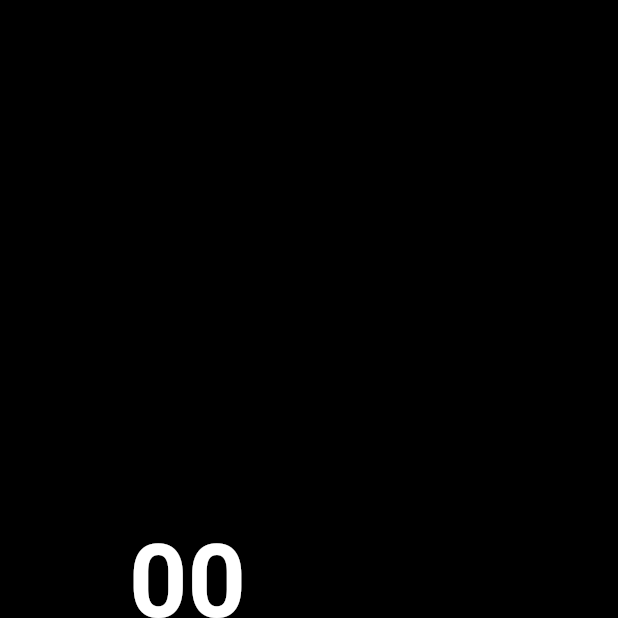
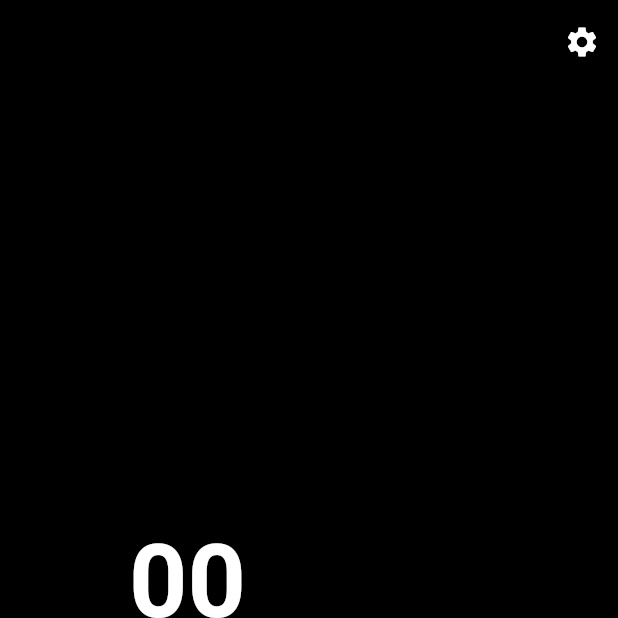
Before and after one commit to rapunschel/orodomop, a Flutter app: the screen it shows after launch, on a phone screen of 412 x 824 dp, the top half of it. Run offline on Flutter 3.47's test engine with Material 3 defaults, Android fonts, the light colour scheme and no system bars; drawn by our look-alikes of auto_size_text; our stand-ins replace flutter_local_notifications, flutter_timezone, permission_handler, shared_preferences, timezone; missing offline and left inert: flutter_foreground_task, glowy_borders.

Commit message:
add: Settings icon to navigate to settings

```diff
--- a/lib/screens/timer_screen.dart
+++ b/lib/screens/timer_screen.dart
@@ -2,7 +2,6 @@ import 'package:flutter/material.dart';
 import 'package:orodomop/services/service_manager.dart';
 import 'package:orodomop/providers/timer_provider.dart';
 import 'package:orodomop/widgets/orodomop_widgets/timer_control_row.dart';
-import 'package:orodomop/widgets/buttons/text_toggle_theme_button.dart';
 import 'package:orodomop/widgets/cycle_timer.dart';
 import 'package:provider/provider.dart';
 import 'package:flutter_foreground_task/flutter_foreground_task.dart';
@@ -42,6 +41,16 @@ class _TimerScreenState extends State<TimerScreen> {
   Widget build(BuildContext context) {
     return WithForegroundTask(
       child: Scaffold(
+        appBar: AppBar(
+          actions: [
+            IconButton(
+              icon: Icon(Icons.settings),
+              onPressed: () {
+                Navigator.pushNamed(context, '/settings');
+              },
+            ),
+          ],
+        ),
         body: SafeArea(
           child: LayoutBuilder(
             builder: (context, constraints) {
@@ -59,6 +68,7 @@ class _TimerScreenState extends State<TimerScreen> {
                         child: CycleTimer(),
                       ),
                       TimerControlRow(),
+                      SizedBox(height: Scaffold.of(context).appBarMaxHeight),
                     ],
                   ),
                 ),
```
